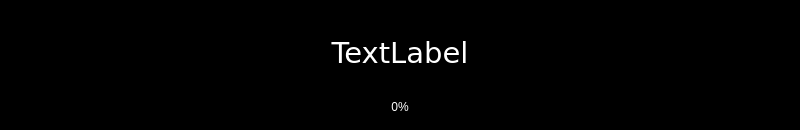
The window that ui/osd.ui (cmusik/qtosd) describes before a commit, drawn with Qt 5.
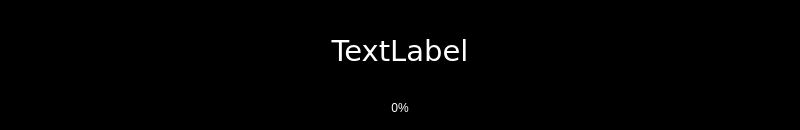
The same window after the commit. The open tabs and pages were chosen to show the change.

Diff of the .ui file:
```diff
--- a/ui/osd.ui
+++ b/ui/osd.ui
@@ -95,60 +95,18 @@
    <string>qtosd</string>
   </property>
   <layout class="QVBoxLayout" name="verticalLayout" >
-   <property name="margin" >
-    <number>15</number>
-   </property>
    <item>
     <widget class="QStackedWidget" name="stackedWidget" >
-     <property name="sizePolicy" >
-      <sizepolicy vsizetype="Fixed" hsizetype="Fixed" >
-       <horstretch>0</horstretch>
-       <verstretch>0</verstretch>
-      </sizepolicy>
-     </property>
-     <property name="minimumSize" >
-      <size>
-       <width>770</width>
-       <height>100</height>
-      </size>
-     </property>
-     <property name="maximumSize" >
-      <size>
-       <width>770</width>
-       <height>100</height>
-      </size>
-     </property>
      <property name="currentIndex" >
       <number>0</number>
      </property>
      <widget class="QWidget" name="page_1" >
       <layout class="QVBoxLayout" name="verticalLayout_2" >
-       <property name="sizeConstraint" >
-        <enum>QLayout::SetFixedSize</enum>
-       </property>
        <property name="margin" >
         <number>0</number>
        </property>
        <item>
         <widget class="QLabel" name="label_1" >
-         <property name="sizePolicy" >
-          <sizepolicy vsizetype="Fixed" hsizetype="Fixed" >
-           <horstretch>0</horstretch>
-           <verstretch>0</verstretch>
-          </sizepolicy>
-         </property>
-         <property name="minimumSize" >
-          <size>
-           <width>770</width>
-           <height>75</height>
-          </size>
-         </property>
-         <property name="maximumSize" >
-          <size>
-           <width>770</width>
-           <height>75</height>
-          </size>
-         </property>
          <property name="palette" >
           <palette>
            <active>
```
Left out of the diff: 20 changed lines with no effect on the pictures.
